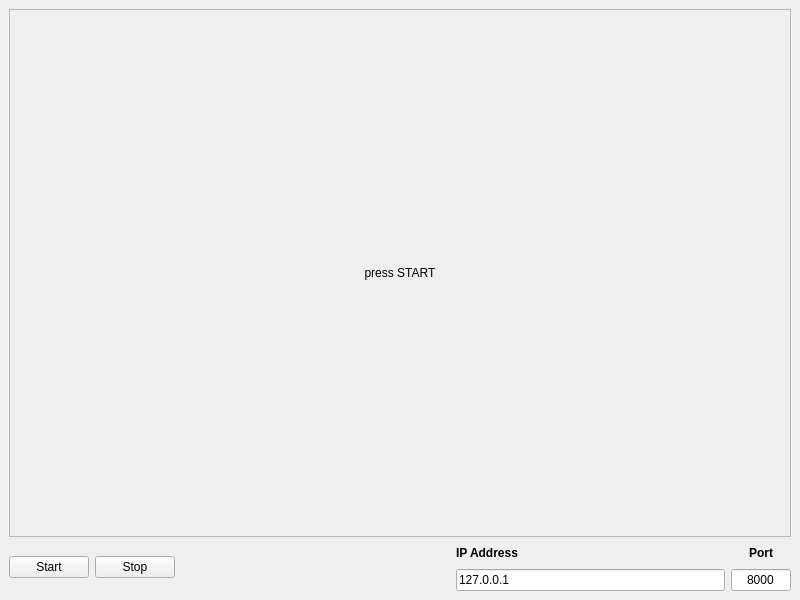
Qt form assets/mainwindow.ui (wreutz/mediapipe_gui) before a commit.
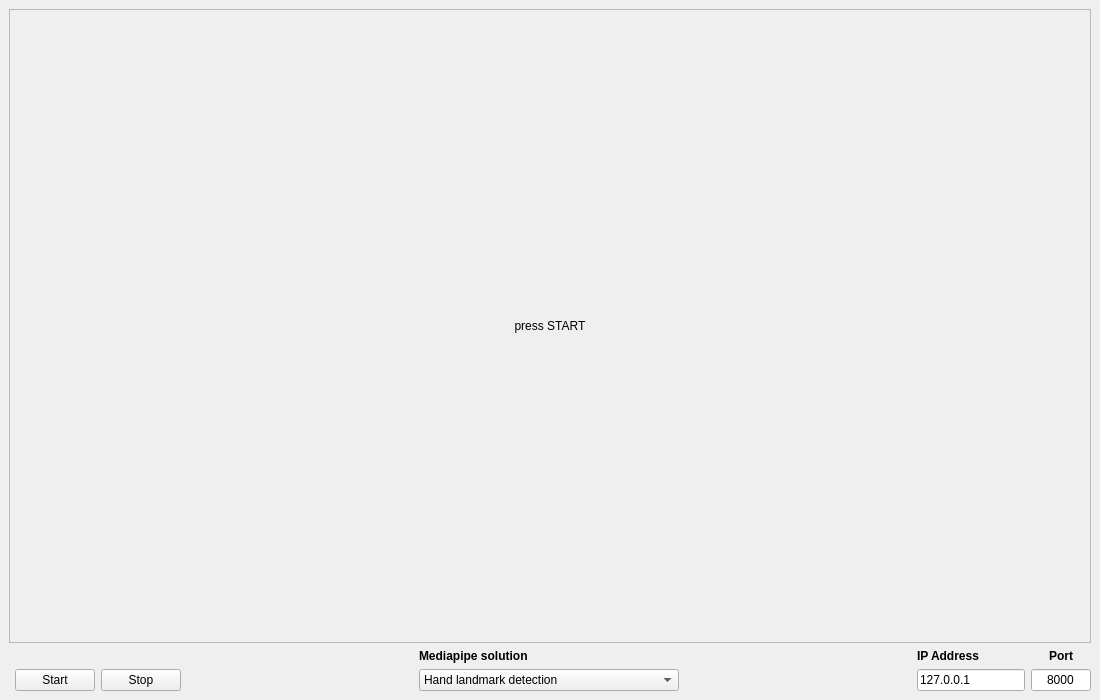
The same form after that commit.

Commit message: added gesture,  pose, face, face landmarks and object detection tasks and UI to choose from added osc data output for face landmark, gesture and objects

```diff
--- a/assets/mainwindow.ui
+++ b/assets/mainwindow.ui
@@ -9,14 +9,14 @@
    <rect>
     <x>0</x>
     <y>0</y>
-    <width>800</width>
-    <height>600</height>
+    <width>1100</width>
+    <height>700</height>
    </rect>
   </property>
   <property name="minimumSize">
    <size>
-    <width>640</width>
-    <height>480</height>
+    <width>1100</width>
+    <height>700</height>
    </size>
   </property>
   <property name="windowTitle">
@@ -36,7 +36,14 @@
     </sizepolicy>
    </property>
    <layout class="QGridLayout" name="gridLayout">
-    <item row="2" column="4">
+    <item row="2" column="2">
+     <widget class="QPushButton" name="stopButton">
+      <property name="text">
+       <string>Stop</string>
+      </property>
+     </widget>
+    </item>
+    <item row="2" column="7">
      <widget class="QLineEdit" name="oscPort">
       <property name="minimumSize">
        <size>
@@ -58,7 +65,44 @@
       </property>
      </widget>
     </item>
-    <item row="0" column="0" colspan="5">
+    <item row="1" column="7">
+     <widget class="QLabel" name="oscPortLabel">
+      <property name="font">
+       <font>
+        <bold>true</bold>
+       </font>
+      </property>
+      <property name="text">
+       <string>Port</string>
+      </property>
+      <property name="alignment">
+       <set>Qt::AlignmentFlag::AlignCenter</set>
+      </property>
+      <property name="textInteractionFlags">
+       <set>Qt::TextInteractionFlag::NoTextInteraction</set>
+      </property>
+     </widget>
+    </item>
+    <item row="2" column="6">
+     <widget class="QLineEdit" name="oscAddress">
+      <property name="sizePolicy">
+       <sizepolicy hsizetype="Minimum" vsizetype="Fixed">
+        <horstretch>0</horstretch>
+        <verstretch>0</verstretch>
+       </sizepolicy>
+      </property>
+      <property name="maximumSize">
+       <size>
+        <width>300</width>
+        <height>16777215</height>
+       </size>
+      </property>
+      <property name="text">
+       <string>127.0.0.1</string>
+      </property>
+     </widget>
+    </item>
+    <item row="0" column="0" colspan="8">
      <widget class="QLabel" name="camLabel">
       <property name="sizePolicy">
        <sizepolicy hsizetype="Expanding" vsizetype="Expanding">
@@ -92,47 +136,14 @@
       </property>
      </widget>
     </item>
-    <item row="1" column="1" rowspan="2">
-     <widget class="QPushButton" name="stopButton">
-      <property name="text">
-       <string>Stop</string>
-      </property>
-     </widget>
-    </item>
-    <item row="1" column="4">
-     <widget class="QLabel" name="oscPortLabel">
-      <property name="font">
-       <font>
-        <bold>true</bold>
-       </font>
-      </property>
-      <property name="text">
-       <string>Port</string>
-      </property>
-      <property name="alignment">
-       <set>Qt::AlignmentFlag::AlignCenter</set>
-      </property>
-      <property name="textInteractionFlags">
-       <set>Qt::TextInteractionFlag::NoTextInteraction</set>
-      </property>
-     </widget>
-    </item>
-    <item row="2" column="3">
-     <widget class="QLineEdit" name="oscAddress">
-      <property name="text">
-       <string>127.0.0.1</string>
-      </property>
-     </widget>
-    </item>
-    <item row="1" column="0" rowspan="2">
-     <widget class="QPushButton" name="startButton">
-      <property name="text">
-       <string>Start</string>
-      </property>
-     </widget>
-    </item>
-    <item row="1" column="3">
+    <item row="1" column="6">
      <widget class="QLabel" name="oscAddressLabel">
+      <property name="sizePolicy">
+       <sizepolicy hsizetype="Minimum" vsizetype="Preferred">
+        <horstretch>0</horstretch>
+        <verstretch>0</verstretch>
+       </sizepolicy>
+      </property>
       <property name="font">
        <font>
         <bold>true</bold>
@@ -149,8 +160,15 @@
       </property>
      </widget>
     </item>
-    <item row="1" column="2">
-     <spacer name="horizontalSpacer">
+    <item row="2" column="1">
+     <widget class="QPushButton" name="startButton">
+      <property name="text">
+       <string>Start</string>
+      </property>
+     </widget>
+    </item>
+    <item row="2" column="3">
+     <spacer name="horizontalSpacer_2">
       <property name="orientation">
        <enum>Qt::Orientation::Horizontal</enum>
       </property>
@@ -162,6 +180,83 @@
       </property>
      </spacer>
     </item>
+    <item row="2" column="5">
+     <spacer name="horizontalSpacer">
+      <property name="orientation">
+       <enum>Qt::Orientation::Horizontal</enum>
+      </property>
+      <property name="sizeHint" stdset="0">
+       <size>
+        <width>20</width>
+        <height>20</height>
+       </size>
+      </property>
+     </spacer>
+    </item>
+    <item row="2" column="4">
+     <widget class="QComboBox" name="modelSelection">
+      <property name="sizePolicy">
+       <sizepolicy hsizetype="Minimum" vsizetype="Fixed">
+        <horstretch>0</horstretch>
+        <verstretch>0</verstretch>
+       </sizepolicy>
+      </property>
+      <property name="minimumSize">
+       <size>
+        <width>260</width>
+        <height>0</height>
+       </size>
+      </property>
+      <item>
+       <property name="text">
+        <string comment="hand_lm">Hand landmark detection</string>
+       </property>
+      </item>
+      <item>
+       <property name="text">
+        <string comment="gesture">Gesture recognition</string>
+       </property>
+      </item>
+      <item>
+       <property name="text">
+        <string comment="pose">Pose landmark detection</string>
+       </property>
+      </item>
+      <item>
+       <property name="text">
+        <string comment="face">Face detection</string>
+       </property>
+      </item>
+      <item>
+       <property name="text">
+        <string comment="face_lm">Face landmark detection</string>
+       </property>
+      </item>
+      <item>
+       <property name="text">
+        <string comment="object">Object detection</string>
+       </property>
+      </item>
+     </widget>
+    </item>
+    <item row="1" column="4">
+     <widget class="QLabel" name="oscAddressLabel_2">
+      <property name="font">
+       <font>
+        <bold>true</bold>
+       </font>
+      </property>
+      <property name="text">
+       <string>Mediapipe solution</string>
+      </property>
+      <property name="textFormat">
+       <enum>Qt::TextFormat::AutoText</enum>
+      </property>
+      <property name="textInteractionFlags">
+       <set>Qt::TextInteractionFlag::NoTextInteraction</set>
+      </property>
+     </widget>
+    </item>
    </layout>
   </widget>
  </widget>
```
The commit also changes 9 other files.
